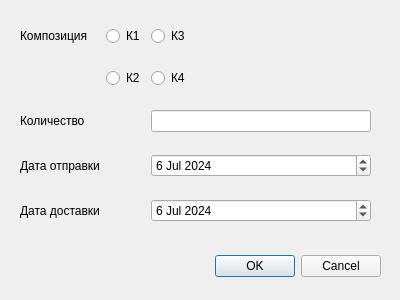
Above: dataBasing/insertionwindow.ui from gaponjk/git-demo-backup before the change. Below: the same form after it.
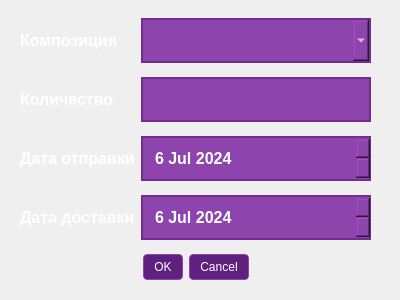
That is the form after the change.

The edit to the form file:
```diff
--- a/dataBasing/insertionwindow.ui
+++ b/dataBasing/insertionwindow.ui
@@ -13,104 +13,123 @@
   <property name="windowTitle">
    <string>Dialog</string>
   </property>
-  <widget class="QDialogButtonBox" name="buttonBox">
-   <property name="geometry">
-    <rect>
-     <x>40</x>
-     <y>250</y>
-     <width>341</width>
-     <height>32</height>
-    </rect>
-   </property>
-   <property name="orientation">
-    <enum>Qt::Horizontal</enum>
-   </property>
-   <property name="standardButtons">
-    <set>QDialogButtonBox::Cancel|QDialogButtonBox::Ok</set>
-   </property>
-  </widget>
   <widget class="QWidget" name="gridLayoutWidget">
    <property name="geometry">
     <rect>
      <x>20</x>
      <y>10</y>
      <width>351</width>
-     <height>231</height>
+     <height>281</height>
     </rect>
    </property>
    <layout class="QGridLayout" name="gridLayout">
-    <item row="1" column="2">
-     <widget class="QRadioButton" name="radioButton4">
-      <property name="text">
-       <string>К4</string>
+    <item row="0" column="0">
+     <widget class="QLabel" name="label">
+      <property name="styleSheet">
+       <string notr="true">QLabel{
+ color: white; 
+    font-size: 16px; 
+    font-weight: bold; 
+}</string>
       </property>
-     </widget>
-    </item>
-    <item row="1" column="1">
-     <widget class="QRadioButton" name="radioButton2">
       <property name="text">
-       <string>К2</string>
+       <string>Композиция</string>
       </property>
      </widget>
     </item>
-    <item row="4" column="2">
-     <widget class="QLineEdit" name="lineEdit"/>
-    </item>
-    <item row="5" column="0">
-     <widget class="QLabel" name="label_3">
-      <property name="text">
-       <string>Дата отправки</string>
-      </property>
-     </widget>
-    </item>
-    <item row="0" column="1">
-     <widget class="QRadioButton" name="radioButton">
-      <property name="text">
-       <string>К1</string>
-      </property>
-     </widget>
-    </item>
-    <item row="0" column="2">
-     <widget class="QRadioButton" name="radioButton3">
-      <property name="text">
-       <string>К3</string>
-      </property>
-     </widget>
-    </item>
-    <item row="4" column="0">
+    <item row="3" column="0">
      <widget class="QLabel" name="label_2">
+      <property name="styleSheet">
+       <string notr="true">QLabel{
+ color: white; 
+    font-size: 16px; 
+    font-weight: bold; 
+}</string>
+      </property>
       <property name="text">
        <string>Количество</string>
       </property>
      </widget>
     </item>
-    <item row="7" column="0">
+    <item row="4" column="0">
+     <widget class="QLabel" name="label_3">
+      <property name="styleSheet">
+       <string notr="true">QLabel{
+ color: white; 
+    font-size: 16px; 
+    font-weight: bold; 
+}</string>
+      </property>
+      <property name="text">
+       <string>Дата отправки</string>
+      </property>
+     </widget>
+    </item>
+    <item row="6" column="0">
      <widget class="QLabel" name="label_4">
+      <property name="styleSheet">
+       <string notr="true">QLabel{
+ color: white; 
+    font-size: 16px; 
+    font-weight: bold; 
+}</string>
+      </property>
       <property name="text">
        <string>Дата доставки</string>
       </property>
      </widget>
     </item>
-    <item row="0" column="0">
-     <widget class="QLabel" name="label">
-      <property name="text">
-       <string>Композиция</string>
+    <item row="3" column="1">
+     <widget class="QLineEdit" name="lineEdit">
+      <property name="styleSheet">
+       <string notr="true">QLineEdit{
+ background-color: #8e44ad; 
+ border: 2px solid #732d91;
+  color: white; 
+    font-size: 16px; 
+    font-weight: bold; 
+    padding: 10px 20px; 
+}
+ QLineEdit:hover {
+                background-color: #732d91; 
+            }</string>
       </property>
      </widget>
     </item>
-    <item row="5" column="2">
-     <widget class="QDateEdit" name="dateEdit">
-      <property name="date">
-       <date>
-        <year>2024</year>
-        <month>7</month>
-        <day>6</day>
-       </date>
-      </property>
-     </widget>
-    </item>
-    <item row="7" column="2">
+    <item row="6" column="1">
      <widget class="QDateEdit" name="dateEdit2">
+      <property name="styleSheet">
+       <string notr="true">  QDateEdit {
+                background-color: #8e44ad; 
+                border: 2px solid #732d91; 
+                color: white;
+                font-size: 16px; 
+                font-weight: bold; 
+                padding: 10px; 
+            }
+            QDateEdit:hover {
+                background-color: #732d91; 
+            }
+            QDateEdit:focus {
+                background-color: #5e2180; 
+                border: 2px solid #5e2180; 
+            }
+            QDateEdit:disabled {
+                background-color: #dcdde1; 
+                border: 2px solid #bdc3c7; 
+                color: #7f8c8d;
+            }
+            QDateEdit::drop-down {
+                subcontrol-origin: padding;
+                subcontrol-position: top right;
+                width: 20px;
+                border-left-width: 1px;
+                border-left-color: #732d91;
+                border-left-style: solid;
+                border-top-right-radius: 3px;
+                border-bottom-right-radius: 3px;
+            }</string>
+      </property>
       <property name="date">
        <date>
         <year>2024</year>
@@ -120,6 +139,114 @@
       </property>
      </widget>
     </item>
+    <item row="4" column="1">
+     <widget class="QDateEdit" name="dateEdit">
+      <property name="styleSheet">
+       <string notr="true">  QDateEdit {
+                background-color: #8e44ad; 
+                border: 2px solid #732d91; 
+                color: white;
+                font-size: 16px; 
+                font-weight: bold; 
+                padding: 10px; 
+            }
+            QDateEdit:hover {
+                background-color: #732d91; 
+            }
+            QDateEdit:focus {
+                background-color: #5e2180; 
+                border: 2px solid #5e2180; 
+            }
+            QDateEdit:disabled {
+                background-color: #dcdde1; 
+                border: 2px solid #bdc3c7; 
+                color: #7f8c8d;
+            }
+            QDateEdit::drop-down {
+                subcontrol-origin: padding;
+                subcontrol-position: top right;
+                width: 20px;
+                border-left-width: 1px;
+                border-left-color: #732d91;
+                border-left-style: solid;
+                border-top-right-radius: 3px;
+                border-bottom-right-radius: 3px;
+            }</string>
+      </property>
+      <property name="date">
+       <date>
+        <year>2024</year>
+        <month>7</month>
+        <day>6</day>
+       </date>
+      </property>
+     </widget>
+    </item>
+    <item row="0" column="1">
+     <widget class="QComboBox" name="comboBox">
+      <property name="styleSheet">
+       <string notr="true">QComboBox {
+               background-color: #8e44ad; 
+ border: 2px solid #732d91;
+  color: white; 
+    font-size: 16px; 
+    font-weight: bold; 
+    padding: 10px 20px;
+            }
+            QComboBox:hover {
+                background-color: #7c3bb8;
+                border: 1px solid #9f5ecf;
+            }
+            QComboBox:pressed {
+                background-color: #4a1760;
+                border: 1px solid #7a3a8e;
+            }
+           
+ QComboBox QAbstractItemView {
+                background-color: #5e2180;
+                color: white;
+                selection-background-color: #7c3bb8;
+                selection-color: white;
+            }
+          </string>
+      </property>
+     </widget>
+    </item>
+    <item row="7" column="0" colspan="2">
+     <widget class="QDialogButtonBox" name="buttonBox">
+      <property name="styleSheet">
+       <string notr="true"> QDialogButtonBox {
+                background-color: #5e2180;
+                border: 1px solid #8f4a9f;
+                border-radius: 4px;
+            }
+            QDialogButtonBox QPushButton {
+                background-color: #5e2180;
+                color: white;
+                border: 1px solid #8f4a9f;
+                border-radius: 4px;
+                padding: 5px 10px;
+            }
+            QDialogButtonBox QPushButton:hover {
+                background-color: #7c3bb8;
+                border: 1px solid #9f5ecf;
+            }
+            QDialogButtonBox QPushButton:pressed {
+                background-color: #4a1760;
+                border: 1px solid #7a3a8e;
+            }</string>
+      </property>
+      <property name="orientation">
+       <enum>Qt::Horizontal</enum>
+      </property>
+      <property name="standardButtons">
+       <set>QDialogButtonBox::Cancel|QDialogButtonBox::Ok</set>
+      </property>
+      <property name="centerButtons">
+       <bool>true</bool>
+      </property>
+     </widget>
+    </item>
    </layout>
   </widget>
  </widget>
```
